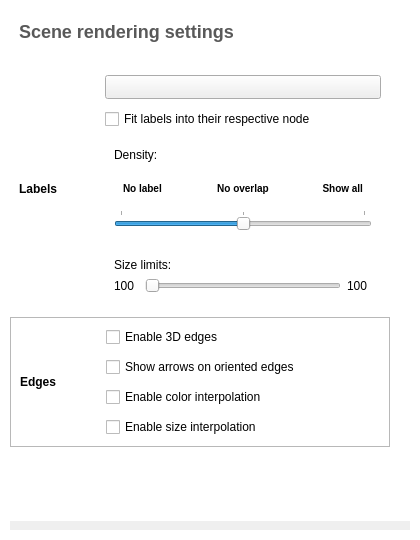
vadivelselvaraj/TulipGLImprovement, file library/tulip-gui/designer/SceneConfigWidget.ui: the form before one commit.
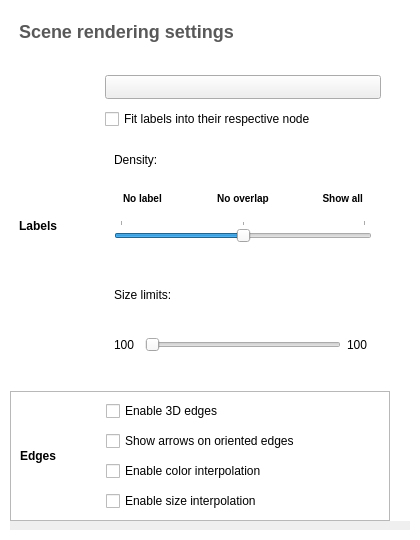
The form after the commit. Icons and pictures are not drawn. Custom widgets are drawn as their Qt base class.

```diff
--- a/library/tulip-gui/designer/SceneConfigWidget.ui
+++ b/library/tulip-gui/designer/SceneConfigWidget.ui
@@ -208,7 +208,7 @@
        <item>
         <widget class="QFrame" name="labelsFrame">
          <property name="sizePolicy">
-          <sizepolicy hsizetype="Preferred" vsizetype="Maximum">
+          <sizepolicy hsizetype="Preferred" vsizetype="Expanding">
            <horstretch>0</horstretch>
            <verstretch>0</verstretch>
           </sizepolicy>
@@ -513,19 +513,6 @@
          </layout>
         </widget>
        </item>
-       <item>
-        <spacer name="verticalSpacer_2">
-         <property name="orientation">
-          <enum>Qt::Vertical</enum>
-         </property>
-         <property name="sizeHint" stdset="0">
-          <size>
-           <width>1</width>
-           <height>1</height>
-          </size>
-         </property>
-        </spacer>
-       </item>
       </layout>
      </widget>
     </widget>
```
